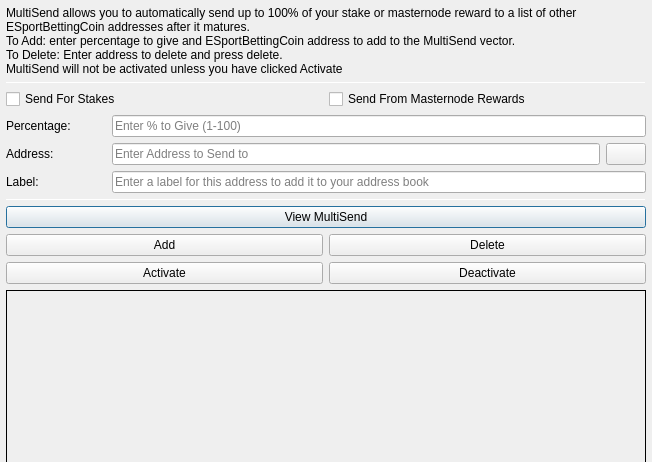
This is src/qt/forms/multisenddialog.ui in decenomy/ESBC2 as Qt 5 draws it before an edit. The edited form follows.
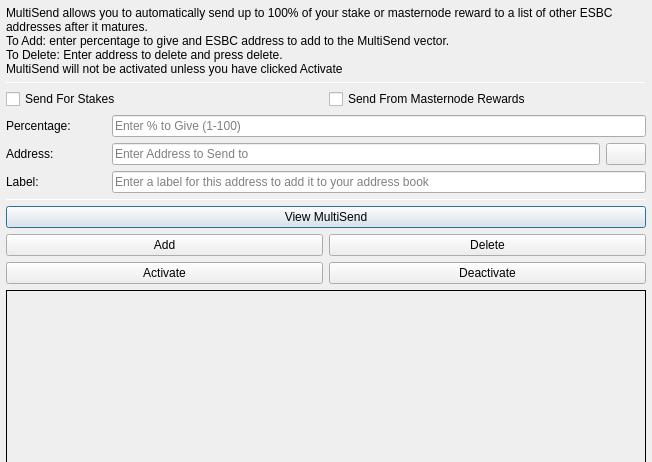
This is the edited form. Icons and pictures are not drawn.

What changed in the file:
```diff
--- a/src/qt/forms/multisenddialog.ui
+++ b/src/qt/forms/multisenddialog.ui
@@ -37,8 +37,8 @@
         <number>1</number>
        </property>
        <property name="text">
-        <string>MultiSend allows you to automatically send up to 100% of your stake or masternode reward to a list of other ESportBettingCoin addresses after it matures.
-To Add: enter percentage to give and ESportBettingCoin address to add to the MultiSend vector.
+        <string>MultiSend allows you to automatically send up to 100% of your stake or masternode reward to a list of other ESBC addresses after it matures.
+To Add: enter percentage to give and ESBC address to add to the MultiSend vector.
 To Delete: Enter address to delete and press delete.
 MultiSend will not be activated unless you have clicked Activate</string>
        </property>
```
